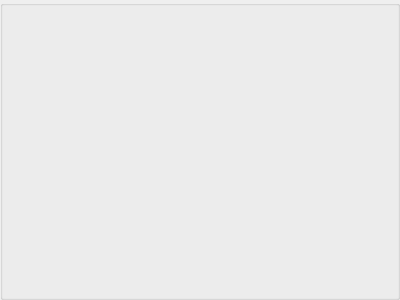
The window that pageSandbox/newmodelgroupbox.ui (Marator2K07/LSTM_Text_Generator) describes before a commit, drawn with Qt 5.
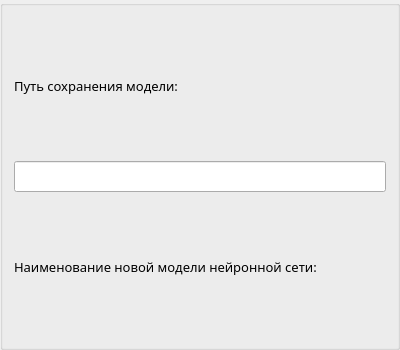
The same window after the commit.

Commit message: Остаточные изменения.

```diff
--- a/pageSandbox/newmodelgroupbox.ui
+++ b/pageSandbox/newmodelgroupbox.ui
@@ -7,17 +7,49 @@
     <x>0</x>
     <y>0</y>
     <width>400</width>
-    <height>300</height>
+    <height>350</height>
    </rect>
   </property>
   <property name="font">
    <font>
+    <family>Segoe UI Light</family>
     <pointsize>12</pointsize>
    </font>
   </property>
   <property name="windowTitle">
    <string>GroupBox</string>
   </property>
+  <layout class="QVBoxLayout" name="verticalLayout">
+   <item>
+    <widget class="QLabel" name="savePathLabel">
+     <property name="font">
+      <font>
+       <family>Segoe UI Light</family>
+       <pointsize>10</pointsize>
+      </font>
+     </property>
+     <property name="text">
+      <string>Путь сохранения модели:</string>
+     </property>
+    </widget>
+   </item>
+   <item>
+    <widget class="QLineEdit" name="savePathLineEdit"/>
+   </item>
+   <item>
+    <widget class="QLabel" name="modelNameLabel">
+     <property name="font">
+      <font>
+       <family>Segoe UI Light</family>
+       <pointsize>10</pointsize>
+      </font>
+     </property>
+     <property name="text">
+      <string>Наименование новой модели нейронной сети:</string>
+     </property>
+    </widget>
+   </item>
+  </layout>
  </widget>
  <resources/>
  <connections/>
```
The commit also changes 1 other file.
